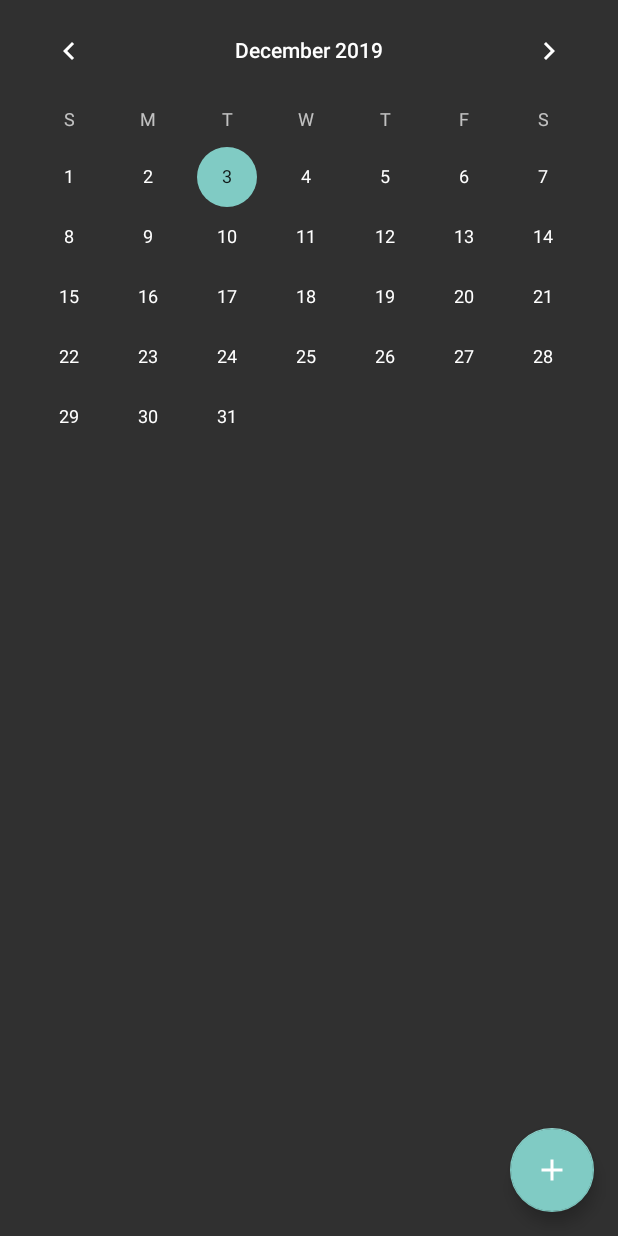
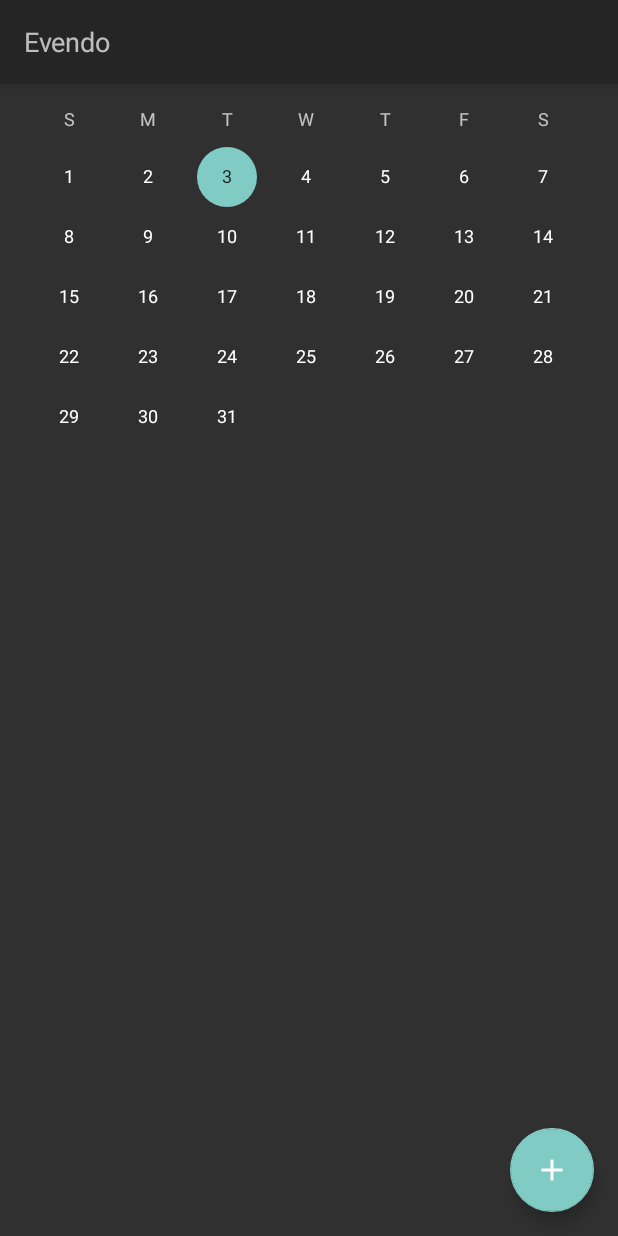
Before and after one commit to gnaatz/evendo, an Android app: the screen it shows after launch (MainActivity), on a phone screen of 412 x 824 dp. Run offline under Robolectric (Android 15) with nearby library versions, the phone set to English and light mode, and no system bars.

Commit message:
Fix crash when aborting create event dialog

```diff
--- a/app/src/main/java/de/gnaatz/evendo/fragment/CreateEvent.kt
+++ b/app/src/main/java/de/gnaatz/evendo/fragment/CreateEvent.kt
@@ -24,6 +24,8 @@ class CreateEvent: AppCompatActivity() {
 
         val backButton = findViewById<ImageButton>(R.id.back_button)
         val fab = findViewById<FloatingActionButton>(R.id.fab_create_event)
+        intent.putExtra("successful", false)
+        setResult(Finals.CREATE_EVENT, intent)
 
         backButton.setOnClickListener {
             Log.d(tag, "Closed")
@@ -39,6 +41,7 @@ class CreateEvent: AppCompatActivity() {
             val minute = timePicker.minute
 
             intent = Intent()
+            intent.putExtra("successful", true)
             intent.putExtra("title", title)
             intent.putExtra("description", description)
             intent.putExtra("hour", hour)
--- a/app/src/main/java/de/gnaatz/evendo/util/Finals.kt
+++ b/app/src/main/java/de/gnaatz/evendo/util/Finals.kt
@@ -2,6 +2,7 @@ package de.gnaatz.evendo.util
 
 class Finals {
     companion object {
+        val CREATE_EVENT_ABORTED = 1
         val CREATE_EVENT = 2
     }
 }
--- a/app/src/main/res/layout/activity_main.xml
+++ b/app/src/main/res/layout/activity_main.xml
@@ -4,6 +4,19 @@
         android:layout_width="match_parent"
         android:layout_height="match_parent"
         tools:context=".MainActivity">
+    <androidx.appcompat.widget.Toolbar
+            android:id="@+id/toolbar_add_event"
+            android:layout_width="match_parent"
+            android:layout_height="?android:attr/actionBarSize"
+            android:minHeight="?android:attr/actionBarSize"
+            android:background="@color/colorPrimaryDark"
+            android:elevation="5dp">
+        <TextView
+                android:layout_width="wrap_content"
+                android:layout_height="wrap_content"
+                android:text="@string/app_name"
+                android:textSize="18sp"/>
+    </androidx.appcompat.widget.Toolbar>
     <LinearLayout
             android:layout_width="match_parent"
             android:layout_height="match_parent"
--- a/app/src/main/res/layout/fragment_create_event.xml
+++ b/app/src/main/res/layout/fragment_create_event.xml
@@ -13,7 +13,7 @@
                 android:layout_height="100dp"
                 android:minHeight="?android:attr/actionBarSize"
                 android:background="@color/colorPrimaryDark"
-                android:elevation="1dp">
+                android:elevation="5dp">
             <LinearLayout
                     android:layout_width="match_parent"
                     android:layout_height="match_parent"
```
Also changed, not shown: app/src/main/java/de/gnaatz/evendo/MainActivity.kt (+6 -3 lines).
